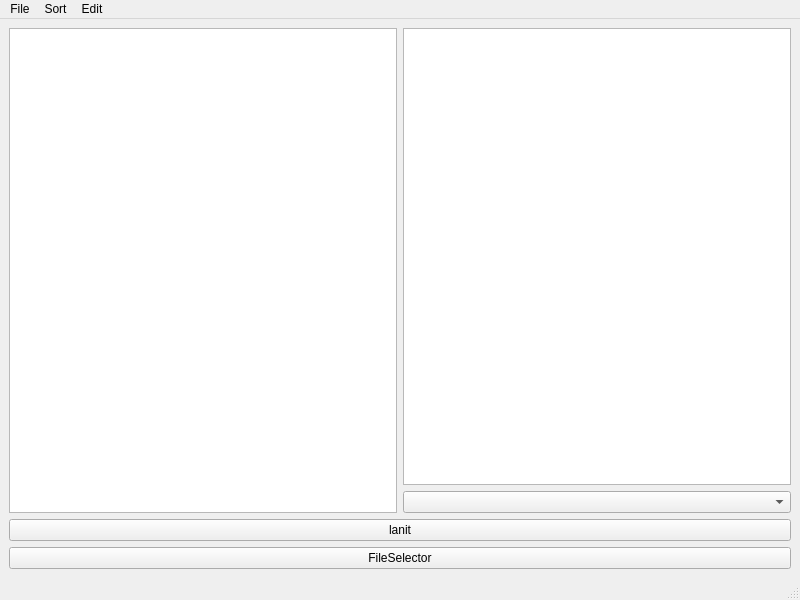
JohnMril/ProjectShop, file Online shop/Shop/MainWindow.ui: the form before one commit.
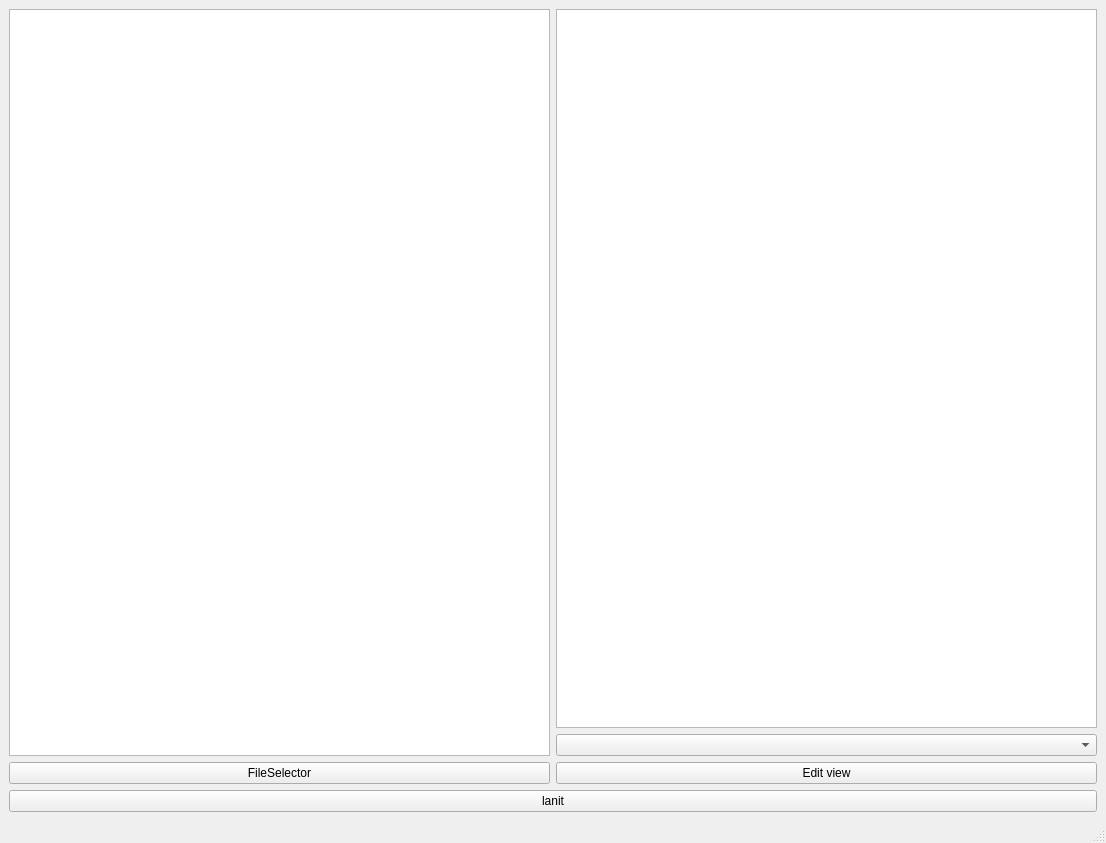
The form after the commit.

```diff
--- a/Online shop/Shop/MainWindow.ui
+++ b/Online shop/Shop/MainWindow.ui
@@ -6,27 +6,49 @@
    <rect>
     <x>0</x>
     <y>0</y>
-    <width>800</width>
-    <height>600</height>
+    <width>1106</width>
+    <height>843</height>
    </rect>
   </property>
   <property name="windowTitle">
    <string>MainWindow</string>
   </property>
   <widget class="QWidget" name="centralwidget">
-   <layout class="QVBoxLayout" name="verticalLayout_2">
+   <layout class="QVBoxLayout" name="verticalLayout_4">
     <item>
      <layout class="QHBoxLayout" name="horizontalLayout">
       <item>
-       <widget class="QTableView" name="modelsView"/>
+       <layout class="QVBoxLayout" name="verticalLayout_2">
+        <item>
+         <widget class="QTableView" name="modelsView"/>
+        </item>
+        <item>
+         <widget class="QPushButton" name="pushButton_3">
+          <property name="text">
+           <string>FileSelector</string>
+          </property>
+         </widget>
+        </item>
+       </layout>
       </item>
       <item>
-       <layout class="QVBoxLayout" name="verticalLayout">
+       <layout class="QVBoxLayout" name="verticalLayout_3">
         <item>
-         <widget class="QTableView" name="currentModelView"/>
+         <layout class="QVBoxLayout" name="verticalLayout">
+          <item>
+           <widget class="QTableView" name="currentModelView"/>
+          </item>
+          <item>
+           <widget class="QComboBox" name="comboBox"/>
+          </item>
+         </layout>
         </item>
         <item>
-         <widget class="QComboBox" name="comboBox"/>
+         <widget class="QPushButton" name="editViewPushButton">
+          <property name="text">
+           <string>Edit view</string>
+          </property>
+         </widget>
         </item>
        </layout>
       </item>
@@ -39,13 +61,6 @@
       </property>
      </widget>
     </item>
-    <item>
-     <widget class="QPushButton" name="pushButton_3">
-      <property name="text">
-       <string>FileSelector</string>
-      </property>
-     </widget>
-    </item>
    </layout>
   </widget>
   <widget class="QMenuBar" name="menubar">
@@ -53,7 +68,7 @@
     <rect>
      <x>0</x>
      <y>0</y>
-     <width>800</width>
+     <width>1106</width>
      <height>26</height>
     </rect>
    </property>
@@ -75,30 +90,6 @@
    <property name="nativeMenuBar">
     <bool>false</bool>
    </property>
-   <widget class="QMenu" name="menuFile">
-    <property name="title">
-     <string>File</string>
-    </property>
-    <addaction name="actionSave_file_as"/>
-   </widget>
-   <widget class="QMenu" name="menuSort">
-    <property name="title">
-     <string>Sort</string>
-    </property>
-    <addaction name="actionFinding_by_name"/>
-    <addaction name="actionSort_column"/>
-   </widget>
-   <widget class="QMenu" name="menuEdit">
-    <property name="title">
-     <string>Edit</string>
-    </property>
-    <addaction name="actionRemove_row_2"/>
-    <addaction name="separator"/>
-    <addaction name="actionAdd_row_2"/>
-   </widget>
-   <addaction name="menuFile"/>
-   <addaction name="menuSort"/>
-   <addaction name="menuEdit"/>
   </widget>
   <widget class="QStatusBar" name="statusbar"/>
   <action name="actionSave_file_as">
```
